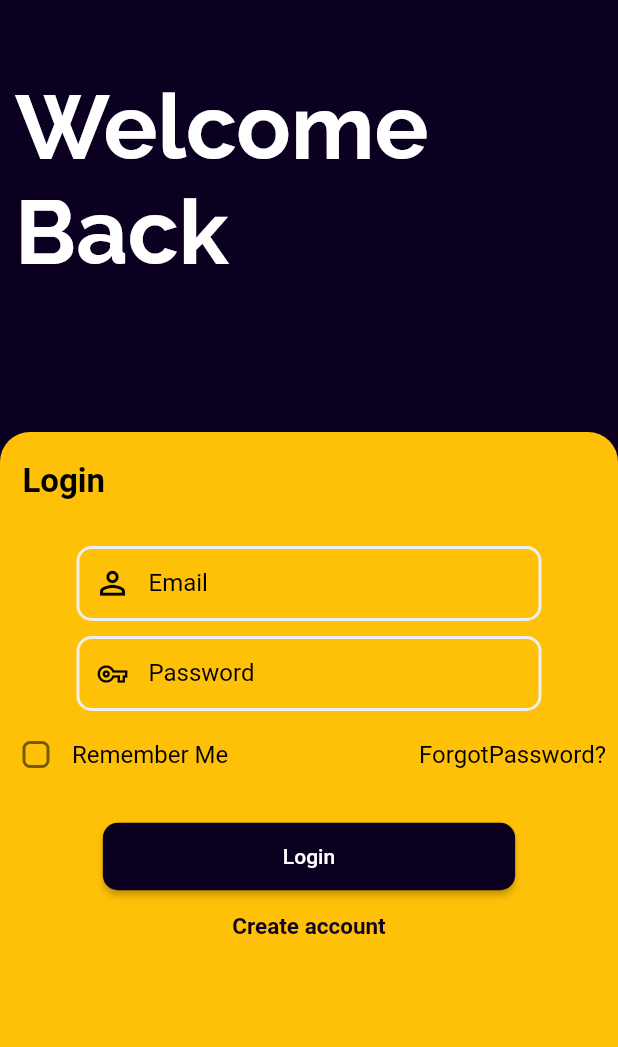
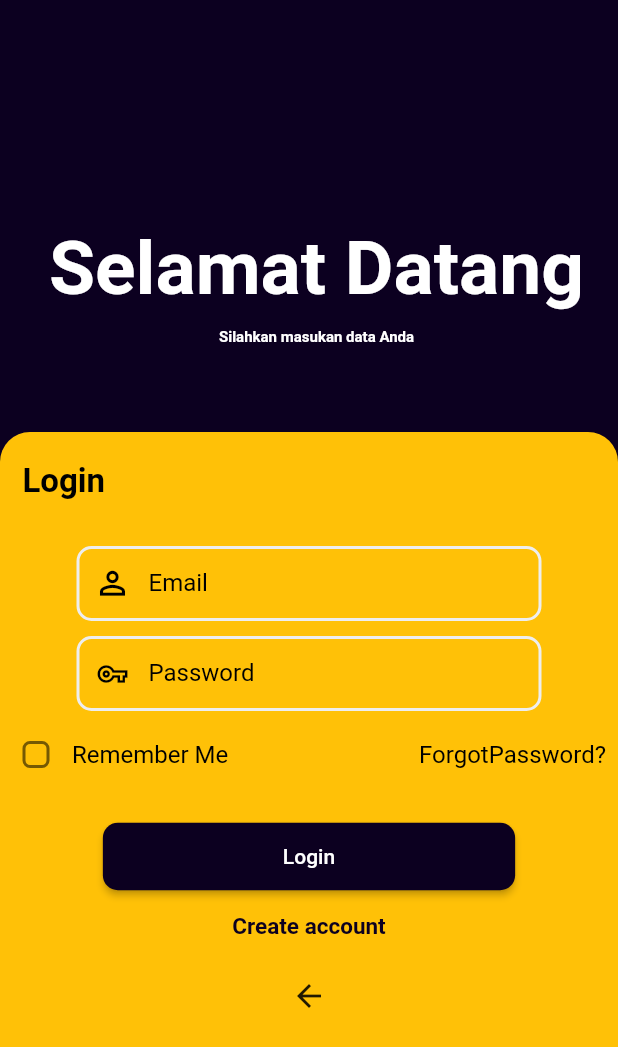
Before and after one commit to dwierlangga/Proyek-ticket.go, a Flutter app: the screen it shows after launch, after a tap on "Get Started", on a phone screen of 412 x 824 dp. Shown: the top 1047 px of the screen. Run offline on Flutter 3.47's test engine with Material 2 defaults, Android fonts, the light colour scheme and no system bars.

Commit message:
Update login_screen.dart

```diff
--- a/lib/screen/login_screen.dart
+++ b/lib/screen/login_screen.dart
@@ -1,5 +1,9 @@
+import 'package:flutter/cupertino.dart';
 import 'package:flutter/material.dart';
 import 'package:tugasakhir/screen/forgot_screen.dart';
+import 'package:tugasakhir/screen/home_screen.dart';
+import 'package:tugasakhir/screen/start_screen.dart';
+import 'package:tugasakhir/screen/home_screen.dart';
 
 class LoginScreen extends StatefulWidget {
   const LoginScreen({Key? key}) : super(key: key);
@@ -26,12 +30,40 @@ class _LoginScreenState extends State<LoginScreen> {
                   child: Padding(
                     padding: EdgeInsets.only(top: 50, left: 10),
                     child: TweenAnimationBuilder(
-                      child: Text(
-                        "Welcome Back",
-                        style: TextStyle(
-                            fontSize: 60,
-                            color: Colors.white,
-                            fontFamily: "Raleway"),
+                      child: Container(
+                        child: Column(
+                          mainAxisAlignment: MainAxisAlignment.start,
+                          children: <Widget>[
+                            SizedBox(
+                              height: 100,
+                            ),
+                            Container(
+                              alignment: Alignment.center,
+                              child: Text(
+                                'Selamat Datang',
+                                style:TextStyle(
+                                  fontSize:50,
+                                  fontWeight: FontWeight.bold,
+                                  color: Colors.white,
+                                )
+                              ),
+                            ),
+                            SizedBox(
+                              height: 10,
+                            ),
+                            Container(
+                              alignment: Alignment.center,
+                              child: Text(
+                                'Silahkan masukan data Anda',
+                                style:TextStyle(
+                                  fontSize:10,
+                                  fontWeight: FontWeight.bold,
+                                  color: Colors.white
+                                )
+                              ),
+                            ),
+                          ],
+                        ),
                       ),
                       tween: Tween<double>(begin: 0, end: 1),
                       duration: Duration(milliseconds: 500),
@@ -72,9 +104,9 @@ class _LoginScreenState extends State<LoginScreen> {
                               ),
                             ],
                           ),
-                          // *************************************************************************
-                          // ******************************Login*************************************
-                          // *************************************************************************
+
+
+                          // LOGIN
                           child: Column(
                             children: [
                               Row(
@@ -240,7 +272,12 @@ class _LoginScreenState extends State<LoginScreen> {
                               ),
                               Container(
                                 child: MaterialButton(
-                                  onPressed: () {},
+                                  onPressed: () {
+                                    Navigator.push(context,
+                                  MaterialPageRoute(
+                                    builder: ((context) => (HomeScreen())),)
+                                  );
+                                  },
                                   height: 45,
                                   padding: EdgeInsets.symmetric(
                                       vertical: 10, horizontal: 120),
@@ -274,9 +311,21 @@ class _LoginScreenState extends State<LoginScreen> {
                                   ),
                                 ),
                               ),
+                              Container(
+                                child: IconButton(icon: const Icon(Icons.arrow_back),
+                                onPressed: (){
+                                  Navigator.push(
+                                    context,
+                                    MaterialPageRoute(
+                                      builder: (context)=> (StartScreen())),);
+                                },
+                                ),
+                              )
                             ],
                           ),
                         ),
+
+                        //TWEEN
                         tween: Tween<double>(begin: 0, end: 1),
                         duration: Duration(milliseconds: 600),
                         builder: (BuildContext context, double _value, child) {
@@ -286,8 +335,6 @@ class _LoginScreenState extends State<LoginScreen> {
                           );
                         },
                       )
-
-                    // SIGN UP
                     : TweenAnimationBuilder(
                         child: Container(
                           width: double.infinity,
```
